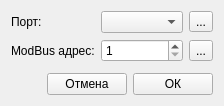
Above: connectform.ui from Balyaev-D-A/UNOConfigurator before the change. Below: the same form after it.
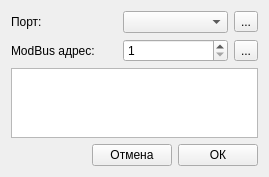
That is the form after the change.

Patch:
```diff
--- a/connectform.ui
+++ b/connectform.ui
@@ -6,8 +6,8 @@
    <rect>
     <x>0</x>
     <y>0</y>
-    <width>224</width>
-    <height>106</height>
+    <width>269</width>
+    <height>176</height>
    </rect>
   </property>
   <property name="windowTitle">
@@ -60,17 +60,7 @@
     </layout>
    </item>
    <item>
-    <spacer name="verticalSpacer">
-     <property name="orientation">
-      <enum>Qt::Vertical</enum>
-     </property>
-     <property name="sizeHint" stdset="0">
-      <size>
-       <width>20</width>
-       <height>1</height>
-      </size>
-     </property>
-    </spacer>
+    <widget class="QTextBrowser" name="infoText"/>
    </item>
    <item>
     <layout class="QHBoxLayout" name="horizontalLayout">
```
Left out of the diff: 28 changed lines with no effect on the pictures.
